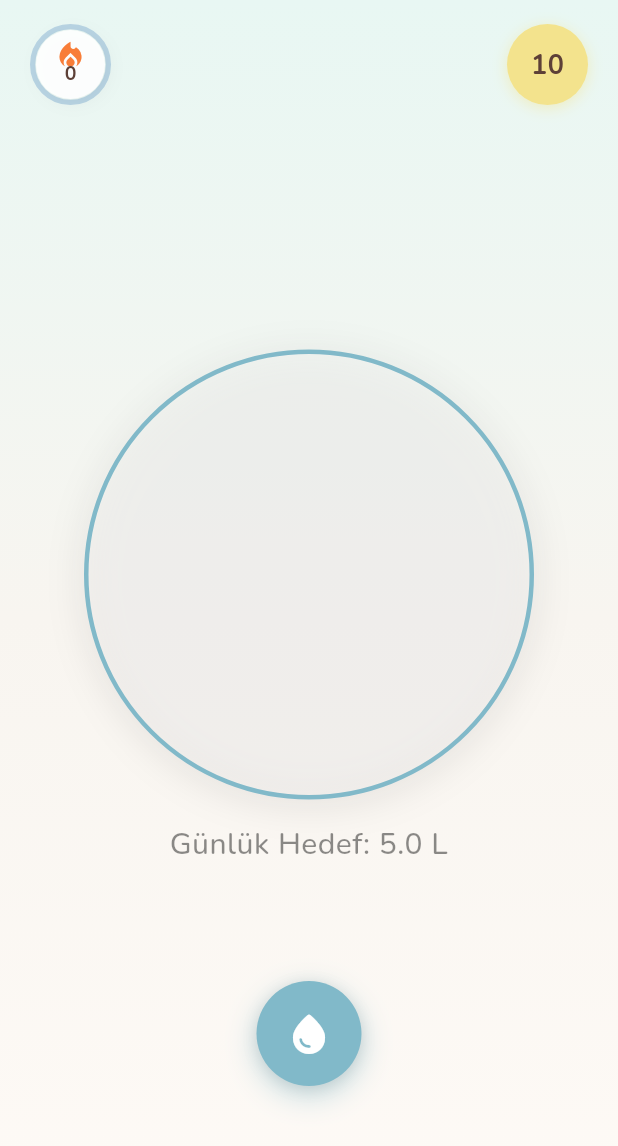
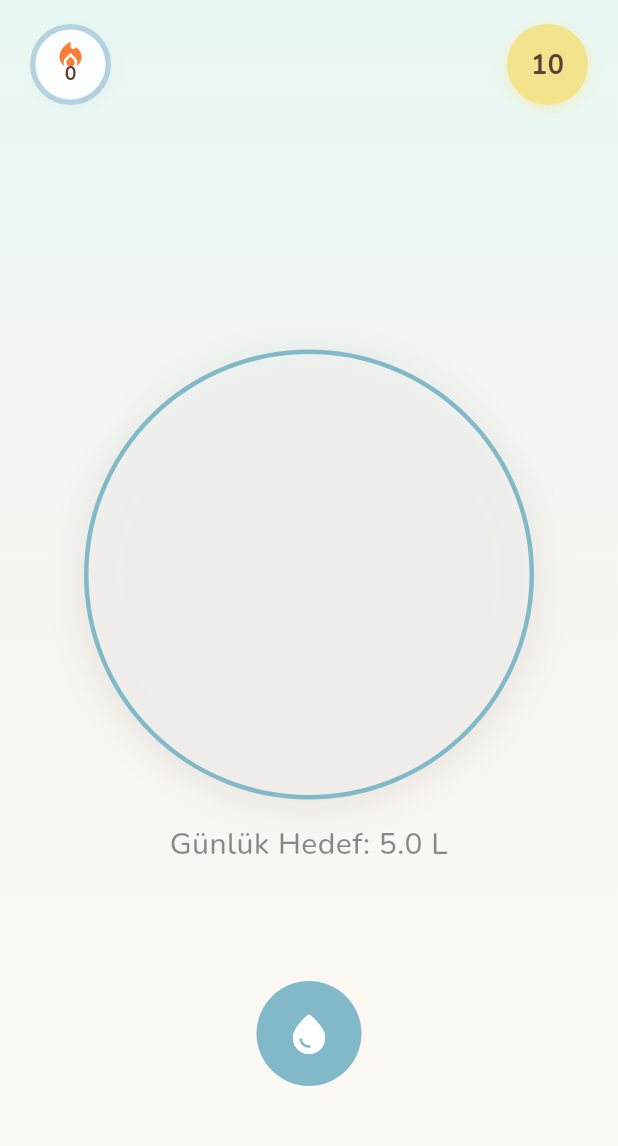
Before and after one commit to ipekucan/TankUpApp, a Flutter app: the TankScreen screen opened directly, on a phone screen of 412 x 824 dp. Shown: the top 1146 px of the screen. Run offline on Flutter 3.47's test engine with Material 3 defaults, Android fonts, the phone set to English and light mode, and no system bars; drawn by our look-alikes of showcaseview; our stand-ins replace fl_chart, flutter_local_notifications, google_fonts, shared_preferences, timezone, wave; missing offline and left inert: super_tooltip; accounts and stored records are empty.

Commit message:
su ekleme buton sorunu çözüldü

```diff
--- a/suuygulama/lib/screens/tank_screen.dart
+++ b/suuygulama/lib/screens/tank_screen.dart
@@ -272,24 +272,27 @@ class _TankScreenState extends State<TankScreen> with TickerProviderStateMixin {
               ),
           ),
 
-          // Unified Scrollable Button Train - Bottom Center
+          // Center-Anchored Scrollable Button Train - Bottom Center
           Positioned(
             left: 0,
             right: 0,
             bottom: 100, // Above nav bar
-            child: Center(
             child: SingleChildScrollView(
               scrollDirection: Axis.horizontal,
               physics: const BouncingScrollPhysics(),
+              padding: EdgeInsets.only(
+                left: (MediaQuery.of(context).size.width / 2) - 35, // Anchor main button at center (70px button / 2)
+                right: 20, // Right padding so last item visible
+              ),
               child: Row(
-                  mainAxisAlignment: MainAxisAlignment.center, // Center when small
+                mainAxisAlignment: MainAxisAlignment.start, // NO center - keeps button anchored
                 children: [
-                    // 1. Main Water Button (ALWAYS FIRST - Head of Train)
+                  // 1. Main Water Button (Anchored at Center)
                   _FloatingAddWaterButton(
                     onTap: _showWaterModal,
                   ),
 
-                    // 2. Shortcut Buttons (Tail of Train)
+                  // 2. Shortcut Buttons (Append to Right)
                   if (_drinkShortcuts.isNotEmpty) ..._drinkShortcuts.map(
                     (drink) => Padding(
                       padding: const EdgeInsets.only(left: 12),
@@ -300,7 +303,6 @@ class _TankScreenState extends State<TankScreen> with TickerProviderStateMixin {
                     ),
                   ),
                 ],
-                ),
               ),
             ),
           ),
@@ -367,7 +369,7 @@ class _TankScreenState extends State<TankScreen> with TickerProviderStateMixin {
     );
   }
 }
-/// Floating Add Water Button - Large circular button at bottom center
+/// Ana Su Ekleme Butonu - Alt ortada büyük yuvarlak buton (düz, gölgesiz)
 class _FloatingAddWaterButton extends StatelessWidget {
   final VoidCallback onTap;
 
@@ -381,21 +383,9 @@ class _FloatingAddWaterButton extends StatelessWidget {
         width: 70,
         height: 70,
         decoration: BoxDecoration(
-          color: const Color(0xFF81B9C9), // Updated to requested color
+          color: const Color(0xFF81B9C9),
           shape: BoxShape.circle,
-          boxShadow: [
-            BoxShadow(
-              color: const Color(0xFF81B9C9).withValues(alpha: 0.4),
-              blurRadius: 16,
-              spreadRadius: 2,
-              offset: const Offset(0, 6),
-            ),
-            BoxShadow(
-              color: Colors.black.withValues(alpha: 0.1),
-              blurRadius: 8,
-              offset: const Offset(0, 2),
-            ),
-          ],
+          // Tüm gölgeler kaldırıldı - tamamen düz 2D sticker görünümü
         ),
         child: const Icon(
           Icons.water_drop_rounded,
--- a/suuygulama/lib/widgets/tank/drink_shortcut_button.dart
+++ b/suuygulama/lib/widgets/tank/drink_shortcut_button.dart
@@ -31,14 +31,7 @@ class DrinkShortcutButton extends StatelessWidget {
             color: color.withValues(alpha: 0.3),
             width: 2,
           ),
-          boxShadow: [
-            BoxShadow(
-              color: color.withValues(alpha: 0.2),
-              blurRadius: 8,
-              spreadRadius: 1,
-              offset: const Offset(0, 3),
-            ),
-          ],
+          // Gölge kaldırıldı - düz görünüm
         ),
         child: Center(
           child: Text(
```
Lines whose indentation alone changed are shown as unchanged.
